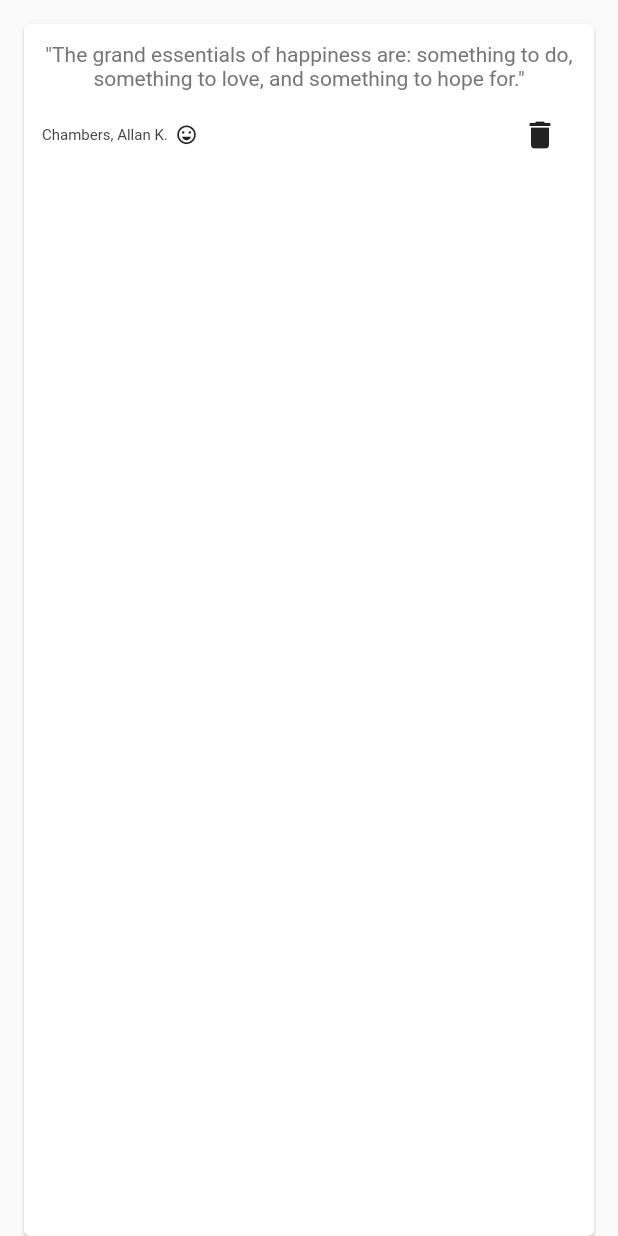
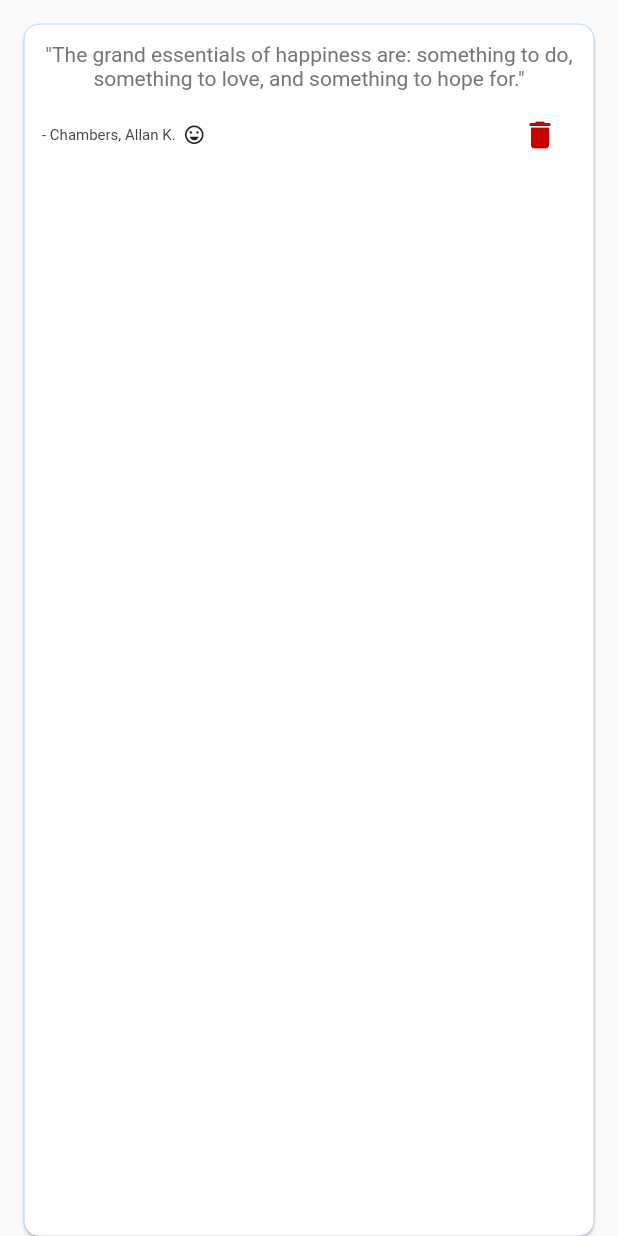
Before and after one commit to KerimNurikic/students_app, a Flutter app: the QuoteListItem widget shown alone on an empty page, opened directly with sample values from the repository, on a phone screen of 412 x 824 dp. Run offline on Flutter 3.47's test engine with Material 2 defaults, Android fonts, the phone set to English and light mode, and no system bars; network calls fail.

Commit message:
Small fixes

```diff
--- a/lib/views/quotes/quote_list_item.dart
+++ b/lib/views/quotes/quote_list_item.dart
@@ -4,9 +4,10 @@ import 'package:flutter_application_1/models/quote.dart';
 class QuoteListItem extends StatelessWidget {
   final Quote quote;
   final Function() onDeletePressed;
-  const QuoteListItem({super.key, required this.quote, required this.onDeletePressed});
+  const QuoteListItem(
+      {super.key, required this.quote, required this.onDeletePressed});
 
-  IconData getIconFromCategory(String category){
+  IconData getIconFromCategory(String category) {
     switch (category) {
       case 'love':
         return Icons.favorite_outline;
@@ -26,6 +27,10 @@ class QuoteListItem extends StatelessWidget {
   @override
   Widget build(BuildContext context) {
     return Card(
+        shape: RoundedRectangleBorder(
+            borderRadius: BorderRadius.circular(10),
+            side:
+                BorderSide(color: Theme.of(context).primaryColor, width: 0.2)),
         margin: const EdgeInsets.fromLTRB(16, 16, 16, 0),
         child: Padding(
           padding: const EdgeInsets.fromLTRB(12, 12, 12, 0),
@@ -47,7 +52,7 @@ class QuoteListItem extends StatelessWidget {
                       Row(
                         children: [
                           Text(
-                            quote.quoteAuthor,
+                            "- ${quote.quoteAuthor}",
                             style: TextStyle(
                               fontSize: 10.0,
                               color: Colors.grey[800],
@@ -55,8 +60,9 @@ class QuoteListItem extends StatelessWidget {
                             textAlign: TextAlign.right,
                           ),
                           const SizedBox(width: 5),
-                          Icon(getIconFromCategory(quote.quoteCategory),
-                          size: 15,
+                          Icon(
+                            getIconFromCategory(quote.quoteCategory),
+                            size: 15,
                           ),
                         ],
                       ),
@@ -65,6 +71,8 @@ class QuoteListItem extends StatelessWidget {
                         child: IconButton(
                           icon: const Icon(Icons.delete),
                           onPressed: onDeletePressed,
+                          tooltip: 'Remove',
+                          color: const Color(0xffc70000),
                         ),
                       ),
                     ]),
```
